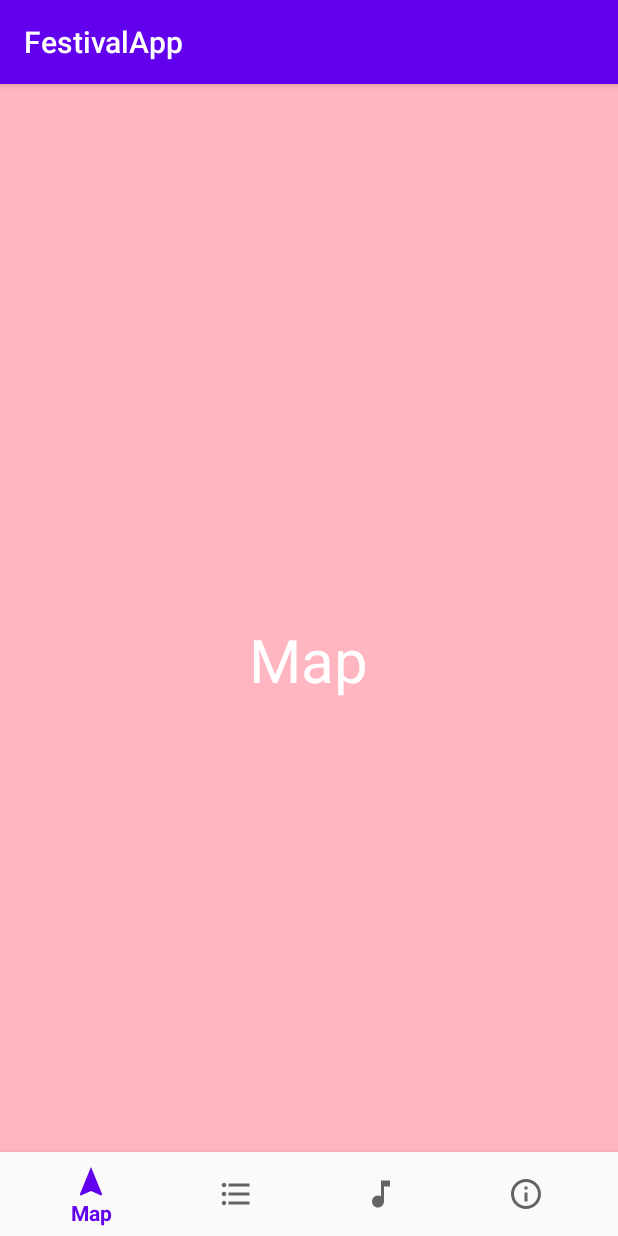
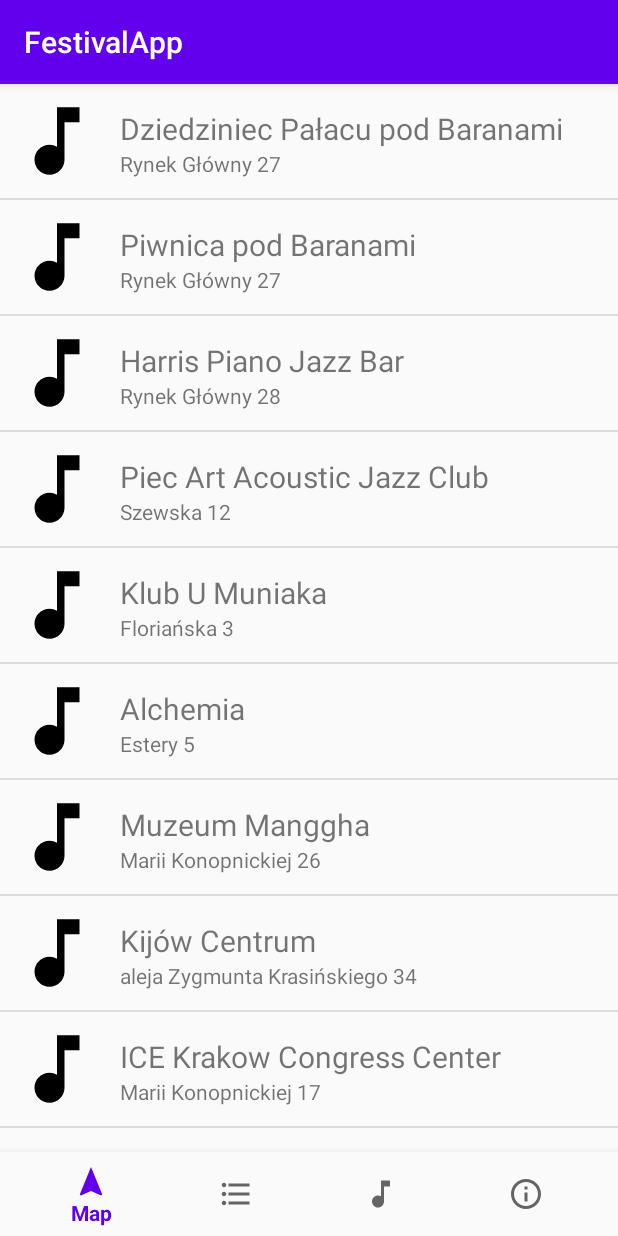
Before and after one commit to Elgirhath/Summer-Jazz-Festival, an Android app: the screen it shows after launch (MainActivity), on a phone screen of 412 x 824 dp. Run offline under Robolectric (Android 15) with nearby library versions, the phone set to English and light mode, and no system bars.

Commit message:
maps done

```diff
--- a/app/build.gradle
+++ b/app/build.gradle
@@ -30,6 +30,8 @@ dependencies {
     implementation 'com.google.android.material:material:1.1.0'
     implementation 'androidx.constraintlayout:constraintlayout:1.1.3'
     implementation 'androidx.legacy:legacy-support-v4:1.0.0'
+    implementation 'com.squareup.picasso:picasso:2.5.1'
+    implementation 'org.jetbrains:annotations-java5:15.0'
     testImplementation 'junit:junit:4.12'
     androidTestImplementation 'androidx.test.ext:junit:1.1.1'
     androidTestImplementation 'androidx.test.espresso:espresso-core:3.2.0'
--- /dev/null
+++ b/app/src/main/java/com/example/festivalapp/ListAdapter.java
@@ -0,0 +1,89 @@
+package com.example.festivalapp;
+
+
+import android.content.Context;
+
+import android.view.LayoutInflater;
+import android.view.View;
+import android.view.ViewGroup;
+import android.widget.ArrayAdapter;
+import android.widget.BaseAdapter;
+import android.widget.ImageView;
+import android.widget.TextView;
+
+import org.jetbrains.annotations.Nullable;
+
+import java.util.ArrayList;
+
+
+public class ListAdapter extends BaseAdapter {
+
+    Context context;
+    private final String [] values;
+    private final String [] numbers;
+    private final int [] images;
+
+    public ListAdapter(Context context, String [] values, String [] numbers, int [] images){
+        //super(context, R.layout.single_list_app_item, utilsArrayList);
+        this.context = context;
+        this.values = values;
+        this.numbers = numbers;
+        this.images = images;
+    }
+
+    @Override
+    public int getCount() {
+        return values.length;
+    }
+
+    @Override
+    public Object getItem(int i) {
+        return i;
+    }
+
+    @Override
+    public long getItemId(int i) {
+        return i;
+    }
+
+    @Override
+    public View getView(int position, @Nullable View convertView, ViewGroup parent) {
+
+
+        ViewHolder viewHolder;
+
+        final View result;
+
+        if (convertView == null) {
+
+            viewHolder = new ViewHolder();
+            LayoutInflater inflater = LayoutInflater.from(context);
+            convertView = inflater.inflate(R.layout.single_item, parent, false);
+            viewHolder.txtName = (TextView) convertView.findViewById(R.id.aNametxt);
+            viewHolder.txtVersion = (TextView) convertView.findViewById(R.id.aVersiontxt);
+            viewHolder.icon = (ImageView) convertView.findViewById(R.id.appIconIV);
+
+            result=convertView;
+
+            convertView.setTag(viewHolder);
+        } else {
+            viewHolder = (ViewHolder) convertView.getTag();
+            result=convertView;
+        }
+
+        viewHolder.txtName.setText(values[position]);
+        viewHolder.txtVersion.setText(numbers[position]);
+        viewHolder.icon.setImageResource(images[position]);
+
+        return convertView;
+    }
+
+    private static class ViewHolder {
+
+        TextView txtName;
+        TextView txtVersion;
+        ImageView icon;
+
+    }
+
+}
--- a/app/src/main/java/com/example/festivalapp/MainActivity.java
+++ b/app/src/main/java/com/example/festivalapp/MainActivity.java
@@ -9,8 +9,11 @@ import android.net.Uri;
 import android.os.Bundle;
 import android.view.MenuItem;
 import android.view.View;
+import android.widget.ListView;
 
 import com.google.android.material.bottomnavigation.BottomNavigationView;
+
+import java.util.ArrayList;
 
 public class MainActivity extends AppCompatActivity {
 
--- a/app/src/main/java/com/example/festivalapp/MapFragment.java
+++ b/app/src/main/java/com/example/festivalapp/MapFragment.java
@@ -1,5 +1,7 @@
 package com.example.festivalapp;
 
+import android.content.Intent;
+import android.net.Uri;
 import android.os.Bundle;
 
 import androidx.fragment.app.Fragment;
@@ -7,6 +9,9 @@ import androidx.fragment.app.Fragment;
 import android.view.LayoutInflater;
 import android.view.View;
 import android.view.ViewGroup;
+import android.widget.AdapterView;
+import android.widget.ListView;
+import android.widget.Toast;
 
 
 /**
@@ -18,11 +23,37 @@ public class MapFragment extends Fragment {
         // Required empty public constructor
     }
 
+    int[] images = {R.drawable.ic_music_note_black_24dp, R.drawable.ic_music_note_black_24dp, R.drawable.ic_music_note_black_24dp, R.drawable.ic_music_note_black_24dp, R.drawable.ic_music_note_black_24dp, R.drawable.ic_music_note_black_24dp, R.drawable.ic_music_note_black_24dp, R.drawable.ic_music_note_black_24dp, R.drawable.ic_music_note_black_24dp};
+    String[] version = {"Dziedziniec Pałacu pod Baranami", "Piwnica pod Baranami", "Harris Piano Jazz Bar", "Piec Art Acoustic Jazz Club", "Klub U Muniaka", "Alchemia", "Muzeum Manggha", "Kijów Centrum", "ICE Krakow Congress Center"};
+
+    String[] versionNumber = {"Rynek Główny 27", "Rynek Główny 27", "Rynek Główny 28", "Szewska 12", "Floriańska 3", "Estery 5", "Marii Konopnickiej 26", "aleja Zygmunta Krasińskiego 34", "Marii Konopnickiej 17"};
+
+    String[] links = {"https://goo.gl/maps/zHdHYGU3aaNHqVY29", "https://g.page/Piwnica-Pod-Baranami-Klub?share", "https://goo.gl/maps/6DbYBhKfvQNykmem6", "https://goo.gl/maps/1BfVZUHKtgzyqKV5A", "https://goo.gl/maps/FNtokqSc5JnhdrHj6", "https://g.page/AlchemiaOdKuchni?share", "https://g.page/Manggha?share", "https://goo.gl/maps/GH5DwbPYRSUiBFGp9", "https://goo.gl/maps/btx7Rpfqoxb1Ydob9"};
+    ListAdapter lAdapter;
 
     @Override
     public View onCreateView(LayoutInflater inflater, ViewGroup container,
                              Bundle savedInstanceState) {
-        // Inflate the layout for this fragment
-        return inflater.inflate(R.layout.fragment_map, container, false);
+        View v = inflater.inflate(R.layout.fragment_map, container, false);
+
+        ListView list = v.findViewById(R.id.list);
+
+        lAdapter = new ListAdapter(getActivity(), version, versionNumber, images);
+
+        list.setAdapter(lAdapter);
+
+        list.setOnItemClickListener(new AdapterView.OnItemClickListener() {
+            @Override
+            public void onItemClick(AdapterView<?> adapterView, View view, int i, long l) {
+
+                //Toast.makeText(getActivity(), versionNumber[i], Toast.LENGTH_SHORT).show();
+                Uri uri = Uri.parse(links[i]);
+                Intent intent = new Intent(Intent.ACTION_VIEW, uri);
+                startActivity(intent);
+
+            }
+        });
+
+        return v;
     }
 }
--- a/app/src/main/res/layout/fragment_map.xml
+++ b/app/src/main/res/layout/fragment_map.xml
@@ -3,16 +3,11 @@
     xmlns:tools="http://schemas.android.com/tools"
     android:layout_width="match_parent"
     android:layout_height="match_parent"
-    tools:context=".MapFragment"
-    android:background="@color/pink">
+    tools:context=".MapFragment">
 
-    <!-- TODO: Update blank fragment layout -->
-    <TextView
-        android:textColor="#ffffff"
-        android:textSize="40dp"
-        android:layout_centerInParent="true"
-        android:layout_width="wrap_content"
-        android:layout_height="wrap_content"
-        android:text="Map" />
+    <ListView
+        android:id="@+id/list"
+        android:layout_width="match_parent"
+        android:layout_height="match_parent"/>
 
 </RelativeLayout>
--- a/app/src/main/res/layout/fragment_music.xml
+++ b/app/src/main/res/layout/fragment_music.xml
@@ -26,7 +26,8 @@
         app:layout_constraintHorizontal_bias="0.5"
         app:layout_constraintStart_toStartOf="parent"
         app:layout_constraintTop_toTopOf="parent"
-        app:layout_constraintVertical_bias="1.0" />
+        app:layout_constraintVertical_bias="1.0"
+        app:layout_constraintDimensionRatio="H,16:9"/>
 
     <ImageView
         android:id="@+id/spotify"
@@ -34,8 +35,8 @@
         android:layout_height="wrap_content"
         android:layout_alignParentLeft="true"
         android:layout_gravity="center"
+        android:clickable="true"
         android:src="@mipmap/ic_spotify_foreground"
-        android:clickable="true"
         app:layout_constraintBottom_toTopOf="@+id/textView"
         app:layout_constraintCircleRadius="0dp"
         app:layout_constraintEnd_toEndOf="parent"
@@ -45,8 +46,8 @@
 
     <TextView
         android:id="@+id/textView"
-        android:layout_width="fill_parent"
-        android:layout_height="wrap_content"
+        android:layout_width="152dp"
+        android:layout_height="116dp"
         android:layout_alignParentLeft="true"
         android:gravity="center"
         android:text="Przenieś się do świata jazzu i posłuchaj specjalnie przygotowanej playlisty z największymi hitami festiwalu"
@@ -55,6 +56,7 @@
         app:autoSizeTextType="uniform"
         app:layout_constraintBottom_toBottomOf="parent"
         app:layout_constraintCircleRadius="0dp"
+        app:layout_constraintDimensionRatio="H,16:9"
         app:layout_constraintEnd_toEndOf="parent"
         app:layout_constraintHorizontal_bias="0.5"
         app:layout_constraintStart_toStartOf="parent"
--- /dev/null
+++ b/app/src/main/res/layout/single_item.xml
@@ -0,0 +1,40 @@
+<?xml version="1.0" encoding="utf-8"?>
+<RelativeLayout xmlns:android="http://schemas.android.com/apk/res/android"
+    android:layout_width="match_parent"
+    android:layout_height="match_parent"
+    android:padding="8dp">
+
+    <ImageView
+        android:id="@+id/appIconIV"
+        android:src="@drawable/ic_spotify_background"
+        android:layout_width="60dp"
+        android:layout_height="60dp" />
+
+    <TextView
+        android:id="@+id/aNametxt"
+        android:text="Miejsce"
+        android:textSize="20sp"
+        android:layout_marginTop="8dp"
+        android:maxLines="1"
+        android:layout_width="match_parent"
+        android:layout_height="wrap_content"
+        android:layout_alignParentTop="true"
+        android:layout_toRightOf="@+id/appIconIV"
+        android:layout_toEndOf="@+id/appIconIV"
+        android:layout_marginLeft="12dp"
+        android:layout_marginStart="12dp" />
+
+    <TextView
+        android:id="@+id/aVersiontxt"
+        android:text="Lokalizacja"
+        android:textSize="14sp"
+        android:maxLines="1"
+        android:layout_width="match_parent"
+        android:layout_height="wrap_content"
+        android:layout_below="@+id/aNametxt"
+        android:layout_alignLeft="@+id/aNametxt"
+        android:layout_alignStart="@+id/aNametxt" />
+
+
+
+</RelativeLayout>
```
